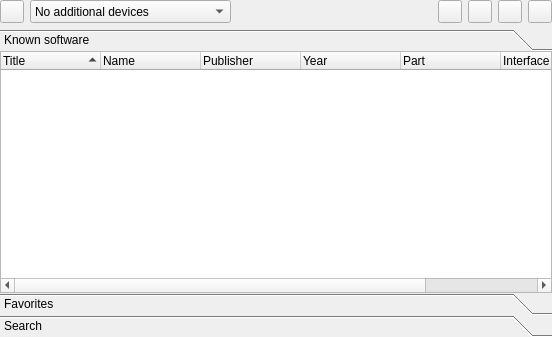
First picture: the form in softwarelist.ui, repository qmc2/qmc2-mame-fe, before the edit.
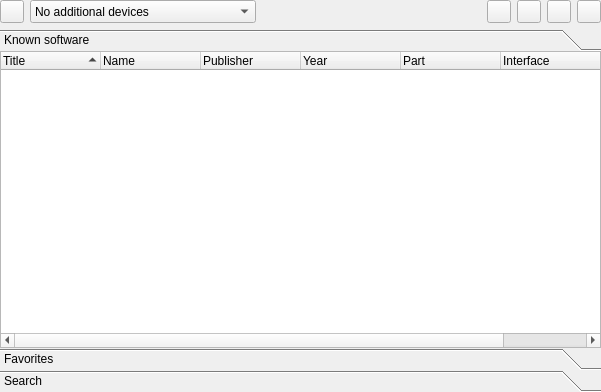
Second picture: the form after the edit. Icons and pictures are not drawn.

Commit message: fix: replaced grid-layout with a vertical layout

```diff
--- a/softwarelist.ui
+++ b/softwarelist.ui
@@ -7,8 +7,8 @@
    <rect>
     <x>0</x>
     <y>0</y>
-    <width>552</width>
-    <height>337</height>
+    <width>601</width>
+    <height>392</height>
    </rect>
   </property>
   <property name="mouseTracking">
@@ -17,11 +17,11 @@
   <property name="windowTitle">
    <string>Software list</string>
   </property>
-  <layout class="QGridLayout" name="gridLayout">
+  <layout class="QVBoxLayout" name="verticalLayout" stretch="0,1">
    <property name="margin">
     <number>0</number>
    </property>
-   <item row="0" column="0">
+   <item>
     <layout class="QHBoxLayout" name="horizontalLayout">
      <item>
       <widget class="QToolButton" name="toolButtonReload">
@@ -159,7 +159,7 @@
      </item>
     </layout>
    </item>
-   <item row="1" column="0">
+   <item>
     <widget class="QToolBox" name="toolBoxSoftwareList">
      <property name="currentIndex">
       <number>0</number>
@@ -172,8 +172,8 @@
        <rect>
         <x>0</x>
         <y>0</y>
-        <width>542</width>
-        <height>224</height>
+        <width>591</width>
+        <height>279</height>
        </rect>
       </property>
       <attribute name="icon">
```
